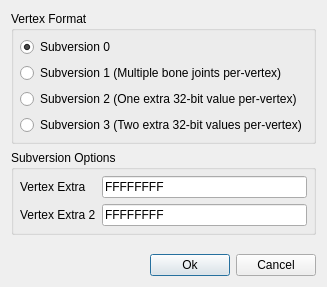
The window that src/qtui/ms3dprompt.ui (zturtleman/mm3d) describes before a commit, drawn with Qt 5.
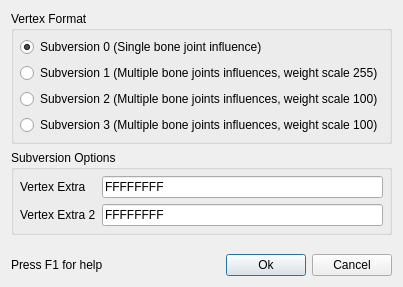
The same window after the commit.

Commit message:
Make MS3D export with multiple influences default to vertex subversion 2
MS3D vertex subversion 1 doesn't render correctly in MilkShape 3D.
In MilkShape 3D 1.7.9, only primary bone is used for rendering
and no vertex weight editor. MilkShape 3D 1.8.2 (and presumably 1.8.0)
assumes weights are 0 to 100 like subversion 2, causing subversion 1
models to be scaled 2.5x in animation mode.

Patch:
```diff
--- a/src/qtui/ms3dprompt.ui
+++ b/src/qtui/ms3dprompt.ui
@@ -53,7 +53,7 @@
       <item>
        <widget class="QRadioButton" name="m_subVersion0">
         <property name="text">
-         <string>Subversion 0</string>
+         <string>Subversion 0 (Single bone joint influence)</string>
         </property>
         <property name="checked">
          <bool>true</bool>
@@ -63,21 +63,21 @@
       <item>
        <widget class="QRadioButton" name="m_subVersion1">
         <property name="text">
-         <string>Subversion 1 (Multiple bone joints per-vertex)</string>
+         <string>Subversion 1 (Multiple bone joints influences, weight scale 255)</string>
         </property>
        </widget>
       </item>
       <item>
        <widget class="QRadioButton" name="m_subVersion2">
         <property name="text">
-         <string>Subversion 2 (One extra 32-bit value per-vertex)</string>
+         <string>Subversion 2 (Multiple bone joints influences, weight scale 100)</string>
         </property>
        </widget>
       </item>
       <item>
        <widget class="QRadioButton" name="m_subVersion3">
         <property name="text">
-         <string>Subversion 3 (Two extra 32-bit values per-vertex)</string>
+         <string>Subversion 3 (Multiple bone joints influences, weight scale 100)</string>
         </property>
        </widget>
       </item>
@@ -187,6 +187,16 @@
      <property name="bottomMargin">
       <number>0</number>
      </property>
+     <item>
+      <widget class="QLabel" name="textLabel1">
+       <property name="text">
+        <string>Press F1 for help</string>
+       </property>
+       <property name="wordWrap">
+        <bool>false</bool>
+       </property>
+      </widget>
+     </item>
      <item>
       <spacer>
        <property name="orientation">
```
The commit also changes 2 other files.
